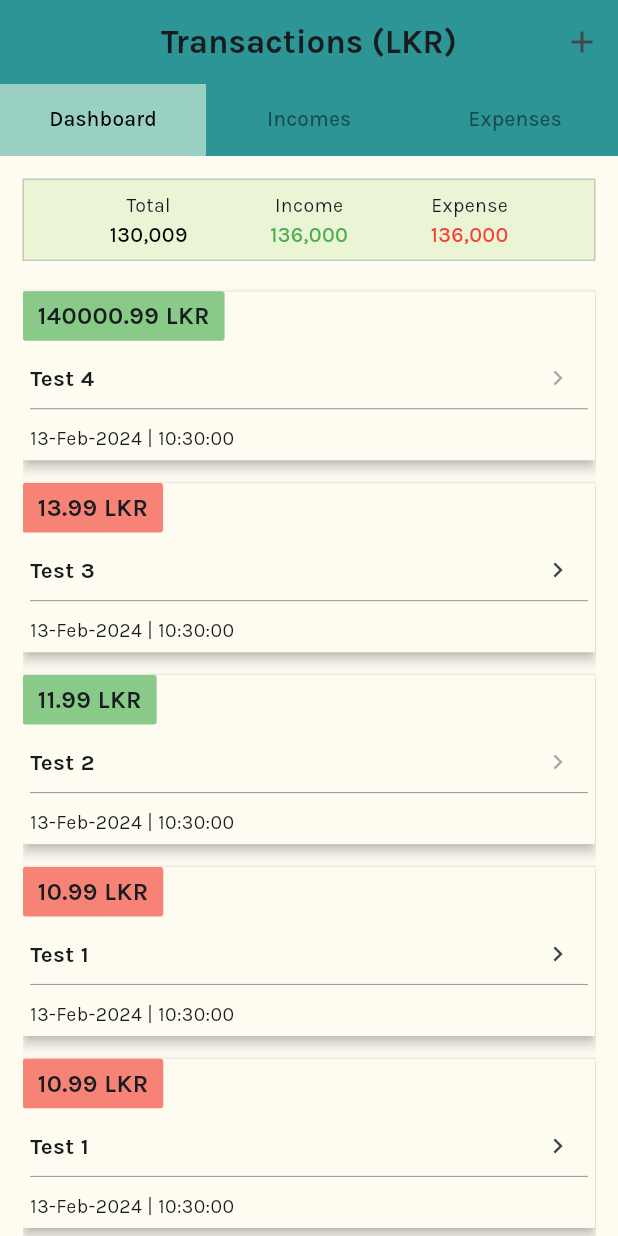
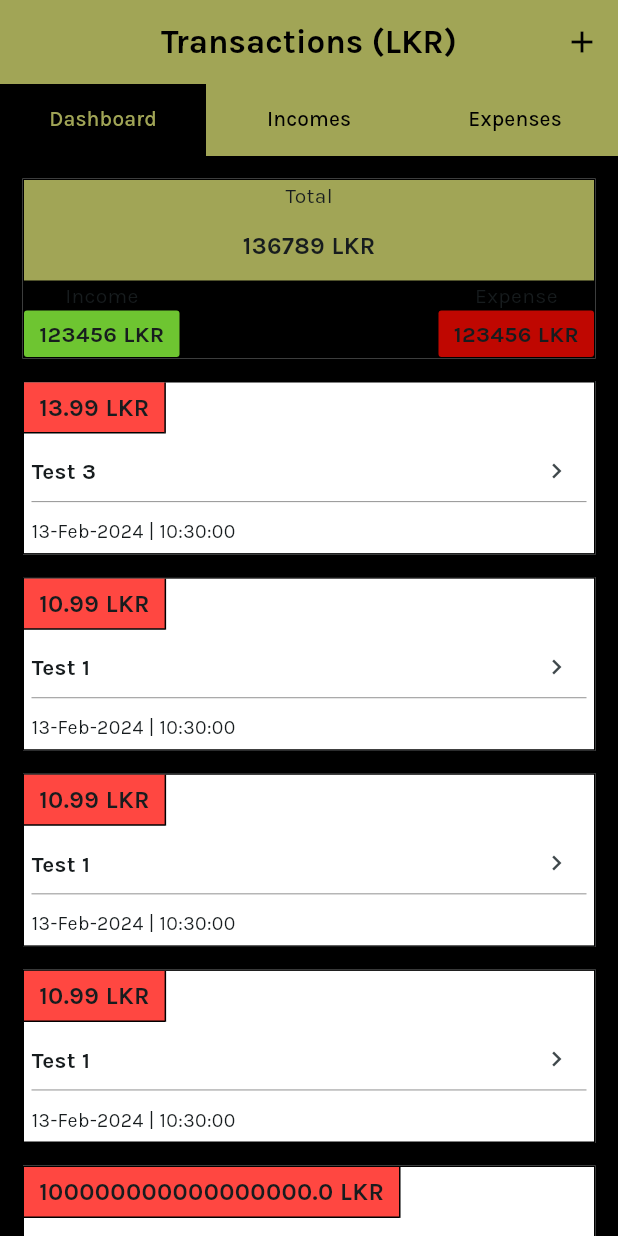
Before and after one commit to ThaveeshaDheerasekera/coincanvas, a Flutter app: the screen it shows after launch, on a phone screen of 412 x 824 dp. Run offline on Flutter 3.47's test engine with Material 3 defaults, Android fonts, the light colour scheme and no system bars.

Commit message:
Home Screen Design Update

```diff
--- a/coincanvas/lib/configs/custom_colors.dart
+++ b/coincanvas/lib/configs/custom_colors.dart
@@ -7,4 +7,11 @@ class CustomColors {
   static Color tealBlue = const Color.fromRGBO(45, 149, 150, 1.0);
   static Color deepCerulean = const Color.fromRGBO(38, 80, 115, 1.0);
   static Color background = const Color.fromRGBO(254, 251, 241, 1.0);
+
+  // New Color Theme
+  static Color pinkColor = const Color.fromRGBO(247, 39, 152, 1.0);
+  static Color orangeColor = const Color.fromRGBO(245, 125, 31, 1.0);
+  static Color oliveColor = const Color.fromRGBO(161, 165, 86, 1.0);
+  static Color redColor = const Color.fromRGBO(255, 10, 1, 1.0);
+  static Color greenColor = const Color.fromRGBO(110, 197, 49, 1.0);
 }
--- a/coincanvas/lib/main.dart
+++ b/coincanvas/lib/main.dart
@@ -1,6 +1,6 @@
 import 'package:coincanvas/configs/custom_colors.dart';
 import 'package:coincanvas/repositories/entry_repository.dart';
-import 'package:coincanvas/screens/home_screen.dart';
+import 'package:coincanvas/screens/book_screen.dart';
 import 'package:flutter/material.dart';
 import 'package:provider/provider.dart';
 
@@ -25,7 +25,7 @@ class MyApp extends StatelessWidget {
           useMaterial3: true,
           fontFamily: 'Karla',
         ),
-        home: const HomeScreen(),
+        home: const BookScreen(),
       ),
     );
   }
--- a/coincanvas/lib/repositories/entry_repository.dart
+++ b/coincanvas/lib/repositories/entry_repository.dart
@@ -75,8 +75,31 @@ class EntryRepository extends ChangeNotifier {
         type: Type.Income,
         paymentMethod: PaymentMethod.DebitCard),
   ];
+  final List<Entry> _incomeEntries = [];
+  final List<Entry> _expenseEntries = [];
 
   List<Entry> get entiresList {
     return _entries;
   }
+
+  List<Entry> get incomeEntriesList {
+    // Clear the list before populating it
+    _incomeEntries.clear();
+
+    // Use the `where` method to filter entries with type `Income`
+    _incomeEntries.addAll(_entries.where((entry) => entry.type == Type.Income));
+
+    return _incomeEntries;
+  }
+
+  List<Entry> get expenseEntriesList {
+    // Clear the list before populating it
+    _expenseEntries.clear();
+
+    // Use the `where` method to filter entries with type `Income`
+    _expenseEntries
+        .addAll(_entries.where((entry) => entry.type == Type.Expense));
+
+    return _expenseEntries;
+  }
 }
--- /dev/null
+++ b/coincanvas/lib/screens/book_screen.dart
@@ -0,0 +1,70 @@
+import 'package:coincanvas/configs/custom_colors.dart';
+import 'package:coincanvas/screens/expense_screen.dart';
+import 'package:coincanvas/screens/income_screen.dart';
+import 'package:coincanvas/screens/add_new_entry_screen.dart';
+import 'package:coincanvas/screens/dashboard_screen.dart';
+import 'package:flutter/material.dart';
+
+class BookScreen extends StatefulWidget {
+  const BookScreen({super.key});
+
+  @override
+  State<BookScreen> createState() => _BookScreenState();
+}
+
+class _BookScreenState extends State<BookScreen> {
+  @override
+  Widget build(BuildContext context) {
+    return DefaultTabController(
+      length: 3,
+      child: Scaffold(
+        appBar: AppBar(
+          centerTitle: true,
+          backgroundColor: CustomColors.oliveColor,
+          foregroundColor: Colors.black,
+          title: const Text(
+            'Transactions (LKR)',
+            style: TextStyle(fontWeight: FontWeight.w700),
+          ),
+          actions: [
+            // This button is used to navigate to AddEntryScreen
+            IconButton(
+              onPressed: () {
+                Navigator.pushReplacement(
+                  context,
+                  MaterialPageRoute(
+                    builder: (context) => const AddNewEntryScreen(),
+                  ),
+                );
+              },
+              icon: const Icon(Icons.add),
+            ),
+          ],
+          // Botton Tabbar
+          bottom: TabBar(
+            physics: const BouncingScrollPhysics(),
+            dividerColor: Colors.transparent,
+            dividerHeight: 0.5,
+            indicatorSize: TabBarIndicatorSize.tab,
+            unselectedLabelColor: Colors.black,
+            labelColor: CustomColors.oliveColor,
+            indicator: BoxDecoration(color: Colors.black),
+            tabs: const [
+              Tab(text: 'Dashboard'),
+              Tab(text: 'Incomes'),
+              Tab(text: 'Expenses')
+            ],
+          ),
+        ),
+        body: const TabBarView(
+          physics: BouncingScrollPhysics(),
+          children: [
+            DashboardScreen(),
+            IncomeScreen(),
+            ExpenseScreen(),
+          ],
+        ),
+      ),
+    );
+  }
+}
--- /dev/null
+++ b/coincanvas/lib/screens/dashboard_screen.dart
@@ -0,0 +1,39 @@
+import 'package:coincanvas/configs/constants.dart';
+import 'package:coincanvas/configs/custom_colors.dart';
+import 'package:coincanvas/widgets/home/home_screen_list_widget.dart';
+import 'package:coincanvas/widgets/home/summery_widget.dart';
+import 'package:flutter/material.dart';
+
+class DashboardScreen extends StatefulWidget {
+  const DashboardScreen({super.key});
+
+  @override
+  State<DashboardScreen> createState() => _DashboardScreenState();
+}
+
+class _DashboardScreenState extends State<DashboardScreen> {
+  @override
+  Widget build(BuildContext context) {
+    // This is the Dashboard Screen
+    return Container(
+      // Background color is the same as selected tab color
+      color: Colors.black,
+      width: double.infinity,
+      padding: const EdgeInsets.fromLTRB(15, 0, 15, 0),
+      height: Constants.screenSize(context).height,
+      child: const Stack(
+        children: [
+          // Transaction list is located below the summery widget
+          HomeScreenListWidget(),
+          // Summery widget is positioned on the top with 15 top padding
+          Positioned(
+            top: 15,
+            left: 0,
+            right: 0,
+            child: SummeryWidget(),
+          ),
+        ],
+      ),
+    );
+  }
+}
--- a/coincanvas/lib/screens/home_screen.dart
+++ /dev/null
@@ -1,67 +0,0 @@
-import 'package:coincanvas/configs/custom_colors.dart';
-import 'package:coincanvas/screens/new_transaction_screen.dart';
-import 'package:coincanvas/widgets/home/screens/dashboard_screen.dart';
-import 'package:flutter/material.dart';
-
-class HomeScreen extends StatefulWidget {
-  const HomeScreen({super.key});
-
-  @override
-  State<HomeScreen> createState() => _HomeScreenState();
-}
-
-class _HomeScreenState extends State<HomeScreen> {
-  @override
-  Widget build(BuildContext context) {
-    return DefaultTabController(
-      length: 3,
-      child: Scaffold(
-        appBar: AppBar(
-          centerTitle: true,
-          backgroundColor: CustomColors.tealBlue,
-          title: const Text(
-            'Transactions (LKR)',
-            style: TextStyle(fontWeight: FontWeight.w700),
-          ),
-          actions: [
-            // This button is used to navigate to AddEntryScreen
-            IconButton(
-              onPressed: () {
-                Navigator.pushReplacement(
-                  context,
-                  MaterialPageRoute(
-                    builder: (context) => const NewTransactionScreen(),
-                  ),
-                );
-              },
-              icon: const Icon(Icons.add),
-            ),
-          ],
-          // Botton Tabbar
-          bottom: TabBar(
-            physics: const BouncingScrollPhysics(),
-            dividerColor: Colors.transparent,
-            dividerHeight: 0.5,
-            indicatorSize: TabBarIndicatorSize.tab,
-            unselectedLabelColor: Colors.black.withOpacity(0.5),
-            labelColor: Colors.black,
-            indicator: BoxDecoration(color: CustomColors.cadetBlue),
-            tabs: const [
-              Tab(text: 'Dashboard'),
-              Tab(text: 'Incomes'),
-              Tab(text: 'Expenses')
-            ],
-          ),
-        ),
-        body: const TabBarView(
-          physics: BouncingScrollPhysics(),
-          children: [
-            DashboardScreen(),
-            SizedBox(),
-            SizedBox(),
-          ],
-        ),
-      ),
-    );
-  }
-}
--- a/coincanvas/lib/widgets/home/home_screen_list_item_widget.dart
+++ b/coincanvas/lib/widgets/home/home_screen_list_item_widget.dart
@@ -18,18 +18,18 @@ class _HomeScreenListItemWidgetState extends State<HomeScreenListItemWidget> {
   @override
   Widget build(BuildContext context) {
     return Consumer<EntryRepository>(builder: (context, ref, child) {
-      final entry = ref.entiresList[widget.index];
+      final entry = ref.expenseEntriesList[widget.index];
 
       // Main container
       return Card(
         elevation: 3,
-        color: CustomColors.background,
         margin: EdgeInsets.zero,
         shape: const RoundedRectangleBorder(borderRadius: BorderRadius.zero),
         child: Container(
           width: double.infinity,
           decoration: BoxDecoration(
-            border: Border.all(width: 0.1, color: Colors.grey),
+            color: Colors.white,
+            border: Border.all(width: 1, color: Colors.black),
           ),
           child: Column(
             crossAxisAlignment: CrossAxisAlignment.start,
@@ -44,10 +44,14 @@ class _HomeScreenListItemWidgetState extends State<HomeScreenListItemWidget> {
                     padding:
                         const EdgeInsets.symmetric(vertical: 5, horizontal: 10),
                     decoration: BoxDecoration(
-                      borderRadius: BorderRadius.circular(2),
+                      border: const Border(
+                        right: BorderSide(width: 1, color: Colors.black),
+                        bottom: BorderSide(width: 1, color: Colors.black),
+                      ),
+                      borderRadius: BorderRadius.zero,
                       color: entry.type == Type.Income
-                          ? Colors.green.withOpacity(0.65)
-                          : Colors.red.withOpacity(0.65),
+                          ? CustomColors.greenColor
+                          : CustomColors.redColor.withOpacity(0.75),
                     ),
                     // Amount text
                     child: Text(
--- a/coincanvas/lib/widgets/home/home_screen_list_widget.dart
+++ b/coincanvas/lib/widgets/home/home_screen_list_widget.dart
@@ -14,19 +14,19 @@ class HomeScreenListWidget extends StatelessWidget {
       builder: (context, ref, child) {
         // This is the entries list
         return ListView.builder(
-          itemCount: ref.entiresList.length,
+          itemCount: ref.expenseEntriesList.length,
           physics: const BouncingScrollPhysics(),
           padding: EdgeInsets.zero,
           itemBuilder: (context, index) {
             // This is used to display the list items in the reverse order
             // To achieve this, reverseIndex is passed for the index parameter of the HomeScreenListItemWidget
-            final reversedIndex = ref.entiresList.length - 1 - index;
+            final reversedIndex = ref.expenseEntriesList.length - 1 - index;
             // This container is used to add margin to the first item on the list
             // There is 15 top padding on the home screen
             // Height of the  summery panel is 60 and there is a 15 bottom padding
             // Altogether there is 90 top margin and 15 bottom margin for every itm
             return Container(
-              margin: EdgeInsets.only(top: index == 0 ? 90 : 0, bottom: 15),
+              margin: EdgeInsets.only(top: index == 0 ? 150 : 0, bottom: 15),
               child: HomeScreenListItemWidget(index: reversedIndex),
             );
           },
--- a/coincanvas/lib/widgets/home/screens/dashboard_screen.dart
+++ /dev/null
@@ -1,72 +0,0 @@
-import 'package:coincanvas/configs/constants.dart';
-import 'package:coincanvas/configs/custom_colors.dart';
-import 'package:coincanvas/widgets/home/home_screen_list_widget.dart';
-import 'package:flutter/material.dart';
-
-class DashboardScreen extends StatefulWidget {
-  const DashboardScreen({super.key});
-
-  @override
-  State<DashboardScreen> createState() => _DashboardScreenState();
-}
-
-class _DashboardScreenState extends State<DashboardScreen> {
-  @override
-  Widget build(BuildContext context) {
-    return Container(
-      color: CustomColors.background,
-      width: double.infinity,
-      padding: const EdgeInsets.fromLTRB(15, 0, 15, 0),
-      height: Constants.screenSize(context).height,
-      child: Stack(
-        children: [
-          const HomeScreenListWidget(),
-          Positioned(
-            top: 15,
-            left: 0,
-            right: 0,
-            child: Container(
-              // height: 60,
-              padding: const EdgeInsets.symmetric(horizontal: 2, vertical: 7),
-              decoration: BoxDecoration(
-                color: CustomColors.lightMossGreen,
-                border:
-                    Border.all(width: 1, color: Colors.grey.withOpacity(0.5)),
-              ),
-              child: Row(
-                mainAxisAlignment: MainAxisAlignment.spaceEvenly,
-                children: [
-                  summeryItem('Total', '130,009', Colors.black),
-                  summeryItem('Income', '136,000', Colors.green),
-                  summeryItem('Expense', '136,000', Colors.red),
-                ],
-              ),
-            ),
-          ),
-        ],
-      ),
-    );
-  }
-
-  Column summeryItem(String title, String amount, Color? color) {
-    return Column(
-      mainAxisAlignment: MainAxisAlignment.spaceBetween,
-      children: [
-        Text(
-          title,
-          style: const TextStyle(
-            fontSize: 13,
-          ),
-        ),
-        Text(
-          amount,
-          style: TextStyle(
-            fontSize: 14,
-            fontWeight: FontWeight.w500,
-            color: color,
-          ),
-        ),
-      ],
-    );
-  }
-}
--- a/coincanvas/lib/widgets/home/summery_widget.dart
+++ b/coincanvas/lib/widgets/home/summery_widget.dart
@@ -2,111 +2,101 @@ import 'package:coincanvas/configs/custom_colors.dart';
 import 'package:flutter/material.dart';
 
 class SummeryWidget extends StatelessWidget {
-  const SummeryWidget({super.key});
+  const SummeryWidget({
+    super.key,
+  });
 
   @override
   Widget build(BuildContext context) {
     return Card(
-      elevation: 0,
+      elevation: 3,
+      margin: EdgeInsets.zero,
+      shape: const RoundedRectangleBorder(borderRadius: BorderRadius.zero),
       child: Container(
-        padding: const EdgeInsets.symmetric(
-          vertical: 10,
-          horizontal: 5,
+        height: 120,
+        // padding: const EdgeInsets.symmetric(horizontal: 15, vertical: 10),
+        decoration: BoxDecoration(
+          color: CustomColors.oliveColor,
+          border: Border.all(width: 1, color: Colors.black),
         ),
-        width: double.infinity,
-        height: 200,
-        decoration: BoxDecoration(
-          gradient: LinearGradient(
-            colors: [
-              CustomColors.deepCerulean.withOpacity(0.35),
-              CustomColors.deepCerulean.withOpacity(0.0)
-            ],
-            begin: Alignment.bottomCenter,
-            end: Alignment.topCenter,
-          ),
-        ),
-        child: Center(
-          child: SizedBox(
-            height: 150,
-            width: 350,
         child: Column(
           mainAxisAlignment: MainAxisAlignment.spaceBetween,
           crossAxisAlignment: CrossAxisAlignment.center,
           children: <Widget>[
-                Text(
-                  "Total Balance",
-                  style: Theme.of(context).textTheme.bodyLarge!.copyWith(
-                        fontSize: 18,
+            // Total Balance: Title and amount
+            const Text(
+              "Total",
+              style: TextStyle(
+                fontSize: 14,
               ),
             ),
+            const Text(
+              "136789 LKR",
+              style: TextStyle(
+                fontWeight: FontWeight.bold,
+                fontSize: 16,
+              ),
+            ),
+            // This row containd both total incomes and total expenses
             Container(
-                  margin: const EdgeInsets.only(top: 10, bottom: 15),
-                  child: Text(
-                    "136789 LKR",
-                    style: Theme.of(context).textTheme.bodyLarge!.copyWith(
-                          fontSize: 20,
+              color: Colors.black,
+              child: Row(
+                mainAxisAlignment: MainAxisAlignment.spaceBetween,
+                children: <Widget>[
+                  // Total Income Balance: Title and amount
+                  Column(
+                    children: [
+                      const Text(
+                        'Income',
+                        style: TextStyle(fontSize: 14),
+                      ),
+                      Container(
+                        padding: const EdgeInsets.symmetric(
+                            vertical: 5, horizontal: 10),
+                        decoration: BoxDecoration(
+                          borderRadius: BorderRadius.circular(2),
+                          color: CustomColors.greenColor,
+                        ),
+                        // Amount text
+                        child: const Text(
+                          '123456 LKR',
+                          style: TextStyle(
+                            fontWeight: FontWeight.w700,
+                            fontSize: 15,
                           ),
                         ),
                       ),
-                Container(
-                  margin: const EdgeInsets.only(bottom: 10),
-                  child: Row(
-                    mainAxisAlignment: MainAxisAlignment.spaceBetween,
-                    children: <Widget>[
-                      Row(
-                        mainAxisAlignment: MainAxisAlignment.spaceBetween,
-                        children: <Widget>[
-                          const Icon(
-                            Icons.arrow_circle_up,
-                          ),
-                          const SizedBox(width: 7),
-                          Text(
-                            'Income',
-                            style: Theme.of(context)
-                                .textTheme
-                                .bodyLarge!
-                                .copyWith(),
-                          ),
                     ],
                   ),
-                      Row(
-                        mainAxisAlignment: MainAxisAlignment.spaceBetween,
-                        children: <Widget>[
-                          const Icon(
-                            Icons.arrow_circle_down,
-                            // size: MediaQuery.of(context).size.height * 0.02,
+                  // Total Expence Balance: Title and amount
+                  Column(
+                    children: [
+                      const Text(
+                        'Expense',
+                        style: TextStyle(fontSize: 14),
                       ),
-                          const SizedBox(width: 7),
-                          Text(
-                            'Expense',
-                            style: Theme.of(context)
-                                .textTheme
-                                .bodyLarge!
-                                .copyWith(),
+                      Container(
+                        padding: const EdgeInsets.symmetric(
+                            vertical: 5, horizontal: 10),
+                        decoration: BoxDecoration(
+                          borderRadius: BorderRadius.circular(2),
+                          color: CustomColors.redColor.withOpacity(0.75),
+                        ),
+                        // Amount text
+                        child: const Text(
+                          '123456 LKR',
+                          style: TextStyle(
+                            fontWeight: FontWeight.w700,
+                            fontSize: 15,
+                          ),
+                        ),
                       ),
                     ],
                   ),
                 ],
               ),
             ),
-                Row(
-                  mainAxisAlignment: MainAxisAlignment.spaceBetween,
-                  children: <Widget>[
-                    Text("1520 LKR",
-                        style: Theme.of(context)
-                            .textTheme
-                            .bodyLarge!
-                            .copyWith(fontSize: 18)),
-                    Text("250 LKR",
-                        style: Theme.of(context)
-                            .textTheme
-                            .bodyLarge!
-                            .copyWith(fontSize: 18))
           ],
-                )
-              ],
-            ),
-          ),
         ),
       ),
     );
```
Also changed, not shown: coincanvas/lib/screens/add_new_entry_screen.dart (renamed from coincanvas/lib/screens/new_transaction_screen.dart, +48 -16 lines), coincanvas/lib/screens/expense_screen.dart (added, +26 -0 lines), coincanvas/lib/screens/income_screen.dart (added, +26 -0 lines). Lines whose indentation alone changed are shown as unchanged.
